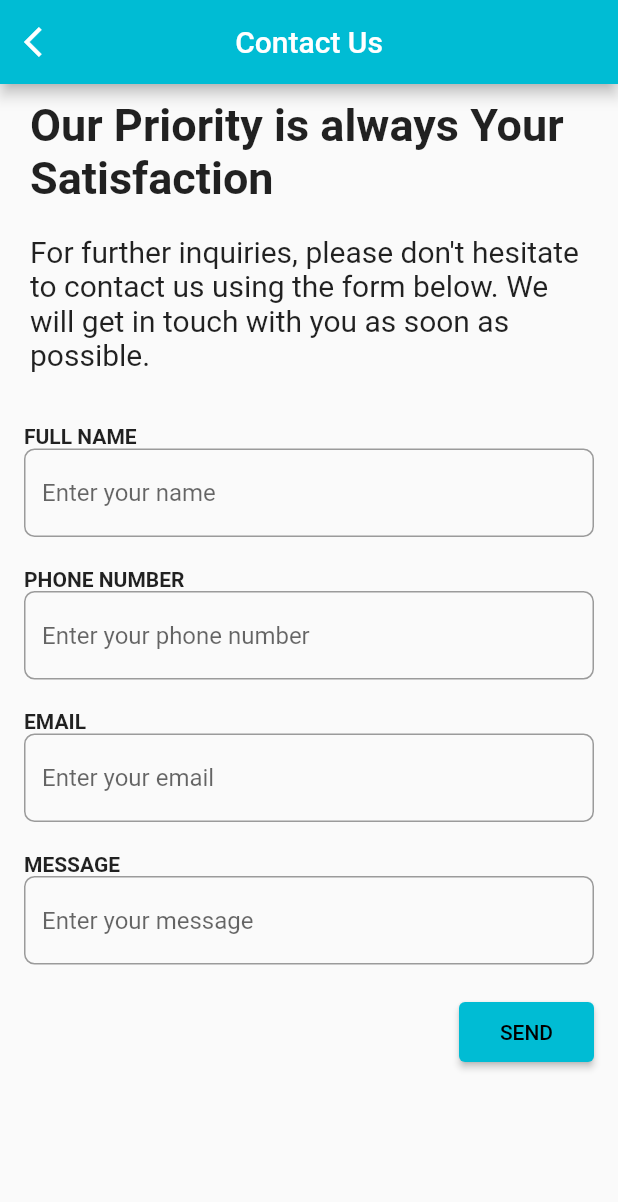
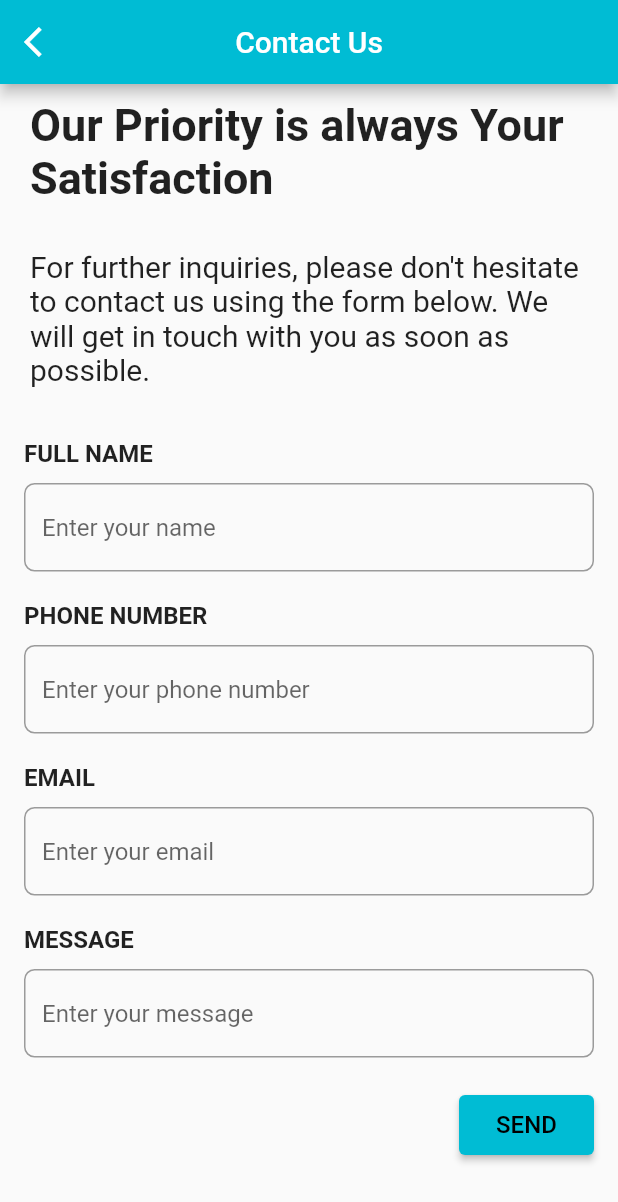
Before and after one commit to AlvynStane/JHA-food, a Flutter app: the Profile screen opened directly, after a tap on "Contact Us", on a phone screen of 412 x 824 dp. Shown: the top 1202 px of the screen. Run offline on Flutter 3.47's test engine with Material 2 defaults, Android fonts, the phone set to English and light mode, and no system bars; Roboto replaces fonts that are missing (Montserrat); project files that could hold a hidden picture were left out.

Commit message:
merapikan profile page dan contact us page

```diff
--- a/lib/pages/main_page/profile/contact.dart
+++ b/lib/pages/main_page/profile/contact.dart
@@ -24,7 +24,7 @@ class _ContactState extends State<Contact> {
       appBar: AppBar(
         title: const Text(
           'Contact Us',
-          style: TextStyle(color: Colors.white),
+          style: TextStyle(color: Colors.white, fontSize: 20),
         ),
         centerTitle: true,
         leading: IconButton(
@@ -39,17 +39,17 @@ class _ContactState extends State<Contact> {
         child: Column(
           children: [
             Padding(
-                padding:
-                    const EdgeInsets.only(left: 20.0, right: 20.0, top: 10),
+              padding: const EdgeInsets.symmetric(horizontal: 20, vertical: 10),
               child: Text(
                 'Our Priority is always Your Satisfaction',
                 style: TextStyle(
                   fontSize: 30,
                   fontWeight: FontWeight.bold,
                 ),
-                )),
+              ),
+            ),
             Padding(
-              padding: const EdgeInsets.all(20.0),
+              padding: const EdgeInsets.all(20),
               child: Text(
                 "For further inquiries, please don't hesitate to contact us using the form below. We will get in touch with you as soon as possible.",
                 style: TextStyle(fontSize: 20),
@@ -62,9 +62,15 @@ class _ContactState extends State<Contact> {
                 child: Column(
                   crossAxisAlignment: CrossAxisAlignment.start,
                   children: [
-                  Text(
+                    Padding(
+                      padding: const EdgeInsets.only(bottom: 10),
+                      child: Text(
                         'FULL NAME',
-                    style: TextStyle(fontWeight: FontWeight.bold),
+                        style: TextStyle(
+                          fontWeight: FontWeight.bold,
+                          fontSize: 16,
+                        ),
+                      ),
                     ),
                     TextFormField(
                       controller: _fullnameController,
@@ -74,11 +80,18 @@ class _ContactState extends State<Contact> {
                           borderRadius: BorderRadius.circular(7),
                           borderSide: const BorderSide(color: Colors.black),
                         ),
-                      )),
+                      ),
+                    ),
                     SizedBox(height: 20),
-                  Text(
+                    Padding(
+                      padding: const EdgeInsets.only(bottom: 10),
+                      child: Text(
                         'PHONE NUMBER',
-                    style: TextStyle(fontWeight: FontWeight.bold),
+                        style: TextStyle(
+                          fontWeight: FontWeight.bold,
+                          fontSize: 16,
+                        ),
+                      ),
                     ),
                     TextFormField(
                       controller: _phonenumberController,
@@ -88,11 +101,18 @@ class _ContactState extends State<Contact> {
                           borderRadius: BorderRadius.circular(7),
                           borderSide: const BorderSide(color: Colors.black),
                         ),
-                      )),
+                      ),
+                    ),
                     SizedBox(height: 20),
-                  Text(
+                    Padding(
+                      padding: const EdgeInsets.only(bottom: 10),
+                      child: Text(
                         'EMAIL',
-                    style: TextStyle(fontWeight: FontWeight.bold),
+                        style: TextStyle(
+                          fontWeight: FontWeight.bold,
+                          fontSize: 16,
+                        ),
+                      ),
                     ),
                     TextFormField(
                       controller: _emailController,
@@ -102,11 +122,18 @@ class _ContactState extends State<Contact> {
                           borderRadius: BorderRadius.circular(7),
                           borderSide: const BorderSide(color: Colors.black),
                         ),
-                      )),
+                      ),
+                    ),
                     SizedBox(height: 20),
-                  Text(
+                    Padding(
+                      padding: const EdgeInsets.only(bottom: 10),
+                      child: Text(
                         'MESSAGE',
-                    style: TextStyle(fontWeight: FontWeight.bold),
+                        style: TextStyle(
+                          fontWeight: FontWeight.bold,
+                          fontSize: 16,
+                        ),
+                      ),
                     ),
                     TextFormField(
                       controller: _messageController,
@@ -116,10 +143,12 @@ class _ContactState extends State<Contact> {
                           borderRadius: BorderRadius.circular(7),
                           borderSide: const BorderSide(color: Colors.black),
                         ),
-                      ))
+                      ),
+                    ),
                   ],
                 ),
-            )),
+              ),
+            ),
             Container(
               margin: const EdgeInsets.only(top: 10),
               padding: const EdgeInsets.only(top: 15, left: 290, bottom: 15),
@@ -135,7 +164,10 @@ class _ContactState extends State<Contact> {
                     ));
                     Navigator.pop(context);
                   },
-                  child: const Text('SEND'),
+                  child: const Text(
+                    'SEND',
+                    style: TextStyle(fontSize: 16),
+                  ),
                 ),
               ),
             ),
--- a/lib/pages/main_page/profile/profile.dart
+++ b/lib/pages/main_page/profile/profile.dart
@@ -19,7 +19,9 @@ class _ProfileState extends State<Profile> with SingleTickerProviderStateMixin {
   String email = 'selenagomez@gmail.com';
 
   @override
-  void initState() => super.initState();
+  void initState() {
+    super.initState();
+  }
 
   @override
   Widget build(BuildContext context) {
@@ -40,7 +42,8 @@ class _ProfileState extends State<Profile> with SingleTickerProviderStateMixin {
                 padding: EdgeInsets.fromLTRB(20, 10, 0, 10),
                 decoration: BoxDecoration(
                   border: Border.symmetric(
-                        horizontal: BorderSide(color: Colors.grey))),
+                      horizontal: BorderSide(color: Colors.grey)),
+                ),
                 child: Row(
                   crossAxisAlignment: CrossAxisAlignment.center,
                   children: [
@@ -53,16 +56,15 @@ class _ProfileState extends State<Profile> with SingleTickerProviderStateMixin {
                           BoxShadow(
                             color: Colors.white10,
                             spreadRadius: 2,
-                            )
-                          ]),
+                          ),
+                        ],
+                      ),
                       child: const CircleAvatar(
                         radius: 50,
                         backgroundImage: AssetImage('assets/selena.jpg'),
                       ),
                     ),
-                    SizedBox(
-                      width: 20,
-                    ),
+                    SizedBox(width: 20),
                     Column(
                       crossAxisAlignment: CrossAxisAlignment.start,
                       children: [
@@ -71,114 +73,135 @@ class _ProfileState extends State<Profile> with SingleTickerProviderStateMixin {
                           style: TextStyle(
                             color: Colors.black,
                             fontSize: 23,
-                              fontWeight: FontWeight.bold),
+                            fontWeight: FontWeight.bold,
+                          ),
                         ),
                         Text(
                           email,
                           style: TextStyle(
-                              color: Colors.black, fontWeight: FontWeight.w300),
+                            color: Colors.black,
+                            fontWeight: FontWeight.w300,
+                          ),
                         ),
                       ],
                     ),
                     Container(
                       padding: const EdgeInsets.only(left: 40),
                       child: ElevatedButton(
-                        onPressed: () {
-                          _editProfile();
-                        },
+                        onPressed: _editProfile,
                         child: const Text('Edit Profile'),
                       ),
-                    )
+                    ),
                   ],
                 ),
               ),
             ),
+            SizedBox(height: 20),
             Column(
               mainAxisAlignment: MainAxisAlignment.start,
               crossAxisAlignment: CrossAxisAlignment.start,
               children: [
-                Text(
+                Padding(
+                  padding: EdgeInsets.symmetric(horizontal: 20),
+                  child: Text(
                     'Account',
                     style: TextStyle(fontSize: 20, fontWeight: FontWeight.bold),
                   ),
+                ),
+                SizedBox(height: 10),
                 Padding(
                   padding: EdgeInsets.symmetric(horizontal: 20),
                   child: ListView(
                     shrinkWrap: true,
                     physics: NeverScrollableScrollPhysics(),
                     children: [
-                      _listname(Icons.credit_card, 'Balance', SaldoPage()),
-                      _listname(Icons.location_city_rounded, 'Saved Address',
+                      _listItem(Icons.credit_card, 'Balance', SaldoPage()),
+                      SizedBox(height: 10),
+                      _listItem(Icons.location_city_rounded, 'Saved Address',
                           Address()),
                     ],
                   ),
                 ),
               ],
             ),
+            SizedBox(height: 20),
             Column(
               mainAxisAlignment: MainAxisAlignment.start,
               crossAxisAlignment: CrossAxisAlignment.start,
               children: [
-                Text(
+                Padding(
+                  padding: EdgeInsets.symmetric(horizontal: 20),
+                  child: Text(
                     'Activities',
                     style: TextStyle(fontSize: 20, fontWeight: FontWeight.bold),
                   ),
+                ),
+                SizedBox(height: 10),
                 Padding(
                   padding: EdgeInsets.symmetric(horizontal: 20),
                   child: ListView(
                     shrinkWrap: true,
                     physics: NeverScrollableScrollPhysics(),
                     children: [
-                      _listname(Icons.history, 'Order History', History()),
+                      _listItem(Icons.history, 'Order History', History()),
                     ],
                   ),
                 ),
               ],
             ),
+            SizedBox(height: 20),
             Column(
               mainAxisAlignment: MainAxisAlignment.start,
               crossAxisAlignment: CrossAxisAlignment.start,
               children: [
-                Text(
+                Padding(
+                  padding: EdgeInsets.symmetric(horizontal: 20),
+                  child: Text(
                     'General',
                     style: TextStyle(fontSize: 20, fontWeight: FontWeight.bold),
                   ),
+                ),
+                SizedBox(height: 10),
                 Padding(
                   padding: EdgeInsets.symmetric(horizontal: 20),
                   child: ListView(
                     shrinkWrap: true,
                     physics: NeverScrollableScrollPhysics(),
                     children: [
-                      _listname(Icons.language, 'Language', Language()),
+                      _listItem(Icons.language, 'Language', Language()),
                     ],
                   ),
                 ),
               ],
             ),
+            SizedBox(height: 20),
             Column(
               mainAxisAlignment: MainAxisAlignment.start,
               crossAxisAlignment: CrossAxisAlignment.start,
               children: [
-                Text(
+                Padding(
+                  padding: EdgeInsets.symmetric(horizontal: 20),
+                  child: Text(
                     'Help Center',
                     style: TextStyle(fontSize: 20, fontWeight: FontWeight.bold),
                   ),
+                ),
+                SizedBox(height: 10),
                 Padding(
                   padding: EdgeInsets.symmetric(horizontal: 20),
                   child: ListView(
                     shrinkWrap: true,
                     physics: NeverScrollableScrollPhysics(),
                     children: [
-                      _listname(Icons.question_answer, 'FAQ', Help()),
-                      _listname(Icons.help_center, 'Contact Us', Contact()),
+                      _listItem(Icons.question_answer, 'FAQ', Help()),
+                      SizedBox(height: 10),
+                      _listItem(Icons.help_center, 'Contact Us', Contact()),
                     ],
                   ),
                 ),
               ],
             ),
-            SizedBox(
-              height: 20,
-            ),
+            SizedBox(height: 20),
             Container(
               padding: const EdgeInsets.all(8.0),
               width: double.infinity,
@@ -193,23 +216,21 @@ class _ProfileState extends State<Profile> with SingleTickerProviderStateMixin {
                 },
                 child: const Text('LOG OUT'),
               ),
-            )
+            ),
           ],
         ),
       ),
     );
   }
 
-  Widget _listname(
-    IconData icon,
-    String name,
-    Widget? page,
-  ) {
+  Widget _listItem(IconData icon, String name, Widget? page) {
     return InkWell(
       onTap: () {
         if (page != null) {
           Navigator.push(
-              context, MaterialPageRoute(builder: (context) => page));
+            context,
+            MaterialPageRoute(builder: (context) => page),
+          );
         }
       },
       child: Container(
```
Lines whose indentation alone changed are shown as unchanged.
